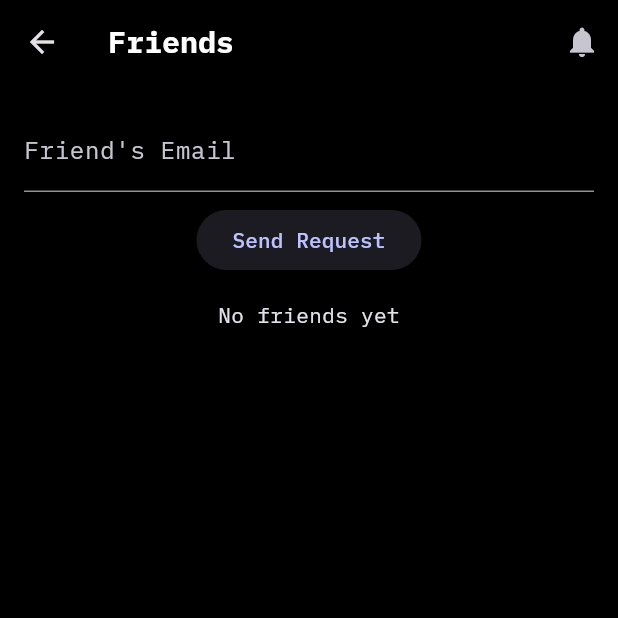
After one commit to Shir0o/bible-read, a Flutter app: the FriendsPage screen opened directly, after a tap on "Send Request", on a phone screen of 412 x 824 dp, the top half of it. The commit adds this screen. Run offline on Flutter 3.47's test engine with Material 3 defaults, Android fonts, the phone set to English and light mode, and no system bars; our stand-ins replace cloud_firestore, cloud_functions, firebase_auth, firebase_core, firebase_messaging, flutter_local_notifications and 2 more; missing offline and left inert: firebase_app_check; accounts and stored records are empty.

```diff
--- /dev/null
+++ b/lib/pages/friends_page.dart
@@ -0,0 +1,141 @@
+import 'package:firebase_auth/firebase_auth.dart';
+import 'package:flutter/material.dart';
+
+import '../services/friend_service.dart';
+import '../widgets/common_styles.dart';
+import '../widgets/friend_requests_button.dart';
+
+/// Page that lists current friends and allows sending friend requests by email.
+class FriendsPage extends StatefulWidget {
+  /// Service used to manage friends and requests.
+  final FriendService friendService;
+
+  /// Firebase auth instance.
+  final FirebaseAuth auth;
+
+  /// Creates a [FriendsPage].
+  FriendsPage({
+    super.key,
+    FriendService? friendService,
+    FirebaseAuth? auth,
+  })  : friendService = friendService ?? FriendService(),
+        auth = auth ?? FirebaseAuth.instance;
+
+  @override
+  State<FriendsPage> createState() => _FriendsPageState();
+}
+
+class _FriendsPageState extends State<FriendsPage> {
+  final TextEditingController _emailController = TextEditingController();
+  bool _sending = false;
+
+  @override
+  void dispose() {
+    _emailController.dispose();
+    super.dispose();
+  }
+
+  Future<void> _sendRequest() async {
+    final user = widget.auth.currentUser;
+    if (user == null) return;
+    final email = _emailController.text.trim();
+    if (email.isEmpty) return;
+    setState(() {
+      _sending = true;
+    });
+    try {
+      await widget.friendService.sendFriendRequestByEmail(
+        fromUid: user.uid,
+        fromName: user.displayName ?? '',
+        toEmail: email,
+      );
+      if (mounted) {
+        _emailController.clear();
+        ScaffoldMessenger.of(context)
+            .showSnackBar(const SnackBar(content: Text('Request sent')));
+      }
+    } catch (e) {
+      if (mounted) {
+        ScaffoldMessenger.of(context).showSnackBar(
+          SnackBar(content: Text('Failed to send request: $e')),
+        );
+      }
+    } finally {
+      if (mounted) {
+        setState(() {
+          _sending = false;
+        });
+      }
+    }
+  }
+
+  @override
+  Widget build(BuildContext context) {
+    final user = widget.auth.currentUser;
+    return Scaffold(
+      appBar: CommonStyles.buildAppBar(
+        'Friends',
+        actions: [
+          if (user != null)
+            FriendRequestsButton(
+              friendService: widget.friendService,
+              auth: widget.auth,
+            ),
+        ],
+      ),
+      body: Container(
+        decoration: CommonStyles.backgroundGradient,
+        child: user == null
+            ? const Center(child: Text('Please sign in'))
+            : Padding(
+                padding: const EdgeInsets.all(16.0),
+                child: Column(
+                  children: [
+                    TextField(
+                      controller: _emailController,
+                      decoration: const InputDecoration(
+                        labelText: "Friend's Email",
+                      ),
+                    ),
+                    const SizedBox(height: 8),
+                    ElevatedButton(
+                      onPressed: _sending ? null : _sendRequest,
+                      child: _sending
+                          ? const SizedBox(
+                              width: 20,
+                              height: 20,
+                              child: CircularProgressIndicator(strokeWidth: 2),
+                            )
+                          : const Text('Send Request'),
+                    ),
+                    const SizedBox(height: 16),
+                    Expanded(
+                      child: StreamBuilder<List<Friend>>(
+                        stream: widget.friendService.friends(user.uid),
+                        builder: (context, snapshot) {
+                          if (snapshot.hasError) {
+                            return Text('Error: ${snapshot.error}');
+                          }
+                          if (!snapshot.hasData) {
+                            return const Center(
+                                child: CircularProgressIndicator());
+                          }
+                          final friends = snapshot.data!;
+                          if (friends.isEmpty) {
+                            return const Text('No friends yet');
+                          }
+                          return ListView(
+                            children: friends
+                                .map((f) => ListTile(title: Text(f.name)))
+                                .toList(),
+                          );
+                        },
+                      ),
+                    ),
+                  ],
+                ),
+              ),
+      ),
+    );
+  }
+}
--- a/lib/pages/main_page.dart
+++ b/lib/pages/main_page.dart
@@ -1,6 +1,8 @@
 import 'package:bible_read/pages/leaderboard_page.dart';
 import 'package:bible_read/pages/user_profile_page.dart';
+import 'package:bible_read/pages/friends_page.dart';
 import 'package:bible_read/widgets/responsive_scaffold.dart';
+import '../services/friend_service.dart';
 import 'package:cloud_firestore/cloud_firestore.dart';
 import 'package:cloud_functions/cloud_functions.dart';
 import 'package:firebase_auth/firebase_auth.dart';
@@ -121,7 +123,7 @@ class _MainPageState extends State<MainPage> {
 
   void _onItemTapped(int index) {
     final bool signedIn = widget.auth.currentUser != null;
-    final int profileIndex = signedIn ? 3 : 0;
+    final int profileIndex = signedIn ? 4 : 0;
     if (!signedIn && index != profileIndex) {
       return;
     }
@@ -164,6 +166,10 @@ class _MainPageState extends State<MainPage> {
               },
         ),
         LeaderboardPage(firestore: widget.firestore, auth: widget.auth),
+        FriendsPage(
+          friendService: FriendService(firestore: widget.firestore),
+          auth: widget.auth,
+        ),
       ],
       UserProfilePage(
         user: _user,
@@ -182,6 +188,7 @@ class _MainPageState extends State<MainPage> {
           NavigationDestination(icon: Icon(Icons.feed), label: 'Feed'),
           NavigationDestination(
               icon: Icon(Icons.leaderboard), label: 'Leaderboard'),
+          NavigationDestination(icon: Icon(Icons.people), label: 'Friends'),
         ],
         const NavigationDestination(icon: Icon(Icons.person), label: 'Profile'),
       ],
```
Also changed, not shown: 2 other files.
